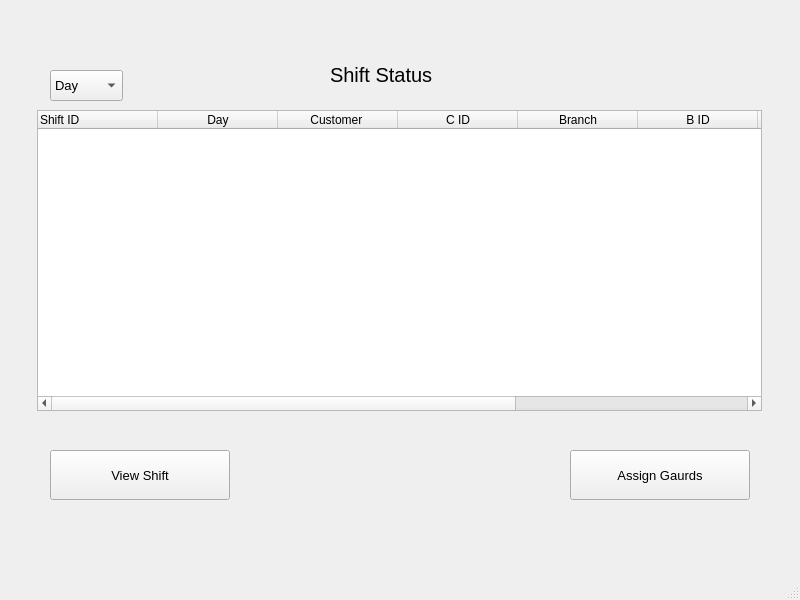
The window that shift_table.ui (MikaalImam/DBMS_proj) describes before a commit, drawn with Qt 5.
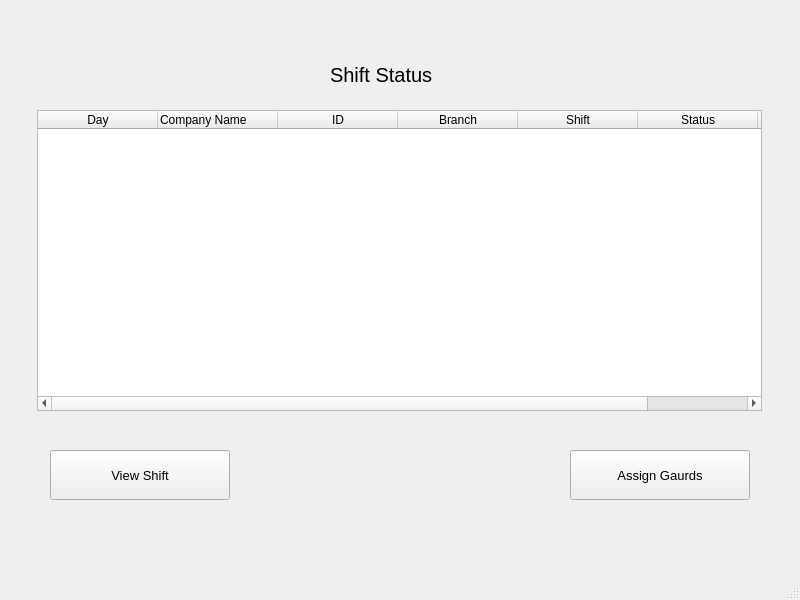
The same window after the commit.

What changed in the file:
```diff
--- a/shift_table.ui
+++ b/shift_table.ui
@@ -50,14 +50,6 @@
     <attribute name="horizontalHeaderMinimumSectionSize">
      <number>20</number>
     </attribute>
-    <column>
-     <property name="text">
-      <string>Shift ID</string>
-     </property>
-     <property name="textAlignment">
-      <set>AlignLeading|AlignVCenter</set>
-     </property>
-    </column>
     <column>
      <property name="text">
       <string>Day</string>
@@ -68,12 +60,15 @@
     </column>
     <column>
      <property name="text">
-      <string>Customer </string>
+      <string>Company Name</string>
+     </property>
+     <property name="textAlignment">
+      <set>AlignLeading|AlignVCenter</set>
      </property>
     </column>
     <column>
      <property name="text">
-      <string>C ID</string>
+      <string>ID</string>
      </property>
     </column>
     <column>
@@ -81,11 +76,6 @@
       <string>Branch</string>
      </property>
     </column>
-    <column>
-     <property name="text">
-      <string>B ID</string>
-     </property>
-    </column>
     <column>
      <property name="text">
       <string>Shift</string>
@@ -138,26 +128,6 @@
      <string>View Shift</string>
     </property>
    </widget>
-   <widget class="QComboBox" name="comboBox">
-    <property name="geometry">
-     <rect>
-      <x>50</x>
-      <y>70</y>
-      <width>73</width>
-      <height>31</height>
-     </rect>
-    </property>
-    <property name="font">
-     <font>
-      <pointsize>10</pointsize>
-     </font>
-    </property>
-    <item>
-     <property name="text">
-      <string>Day</string>
-     </property>
-    </item>
-   </widget>
   </widget>
   <widget class="QMenuBar" name="menubar">
    <property name="geometry">
```
